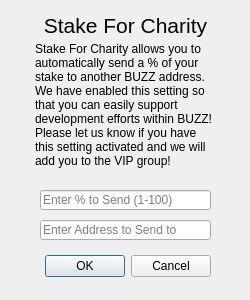
Before: the Qt Designer form src/qt/forms/charitydialog.ui in BUZZCOINproject/buzzcoin, drawn with Qt 5.
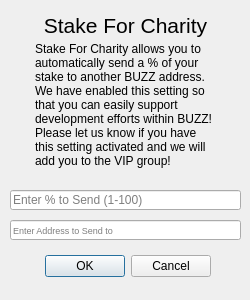
After: the same form once the commit is applied.

Commit message: fix input box dimensions

What changed in the file:
```diff
--- a/src/qt/forms/charitydialog.ui
+++ b/src/qt/forms/charitydialog.ui
@@ -32,9 +32,9 @@
   <widget class="QLineEdit" name="charityPercentEdit">
    <property name="geometry">
     <rect>
-     <x>40</x>
+     <x>10</x>
      <y>190</y>
-     <width>171</width>
+     <width>231</width>
      <height>20</height>
     </rect>
    </property>
@@ -45,12 +45,17 @@
   <widget class="QLineEdit" name="charityAddressEdit">
    <property name="geometry">
     <rect>
-     <x>40</x>
+     <x>10</x>
      <y>220</y>
-     <width>171</width>
+     <width>231</width>
      <height>20</height>
     </rect>
    </property>
+   <property name="font">
+    <font>
+     <pointsize>7</pointsize>
+    </font>
+   </property>
    <property name="placeholderText">
     <string>Enter Address to Send to</string>
    </property>
```
